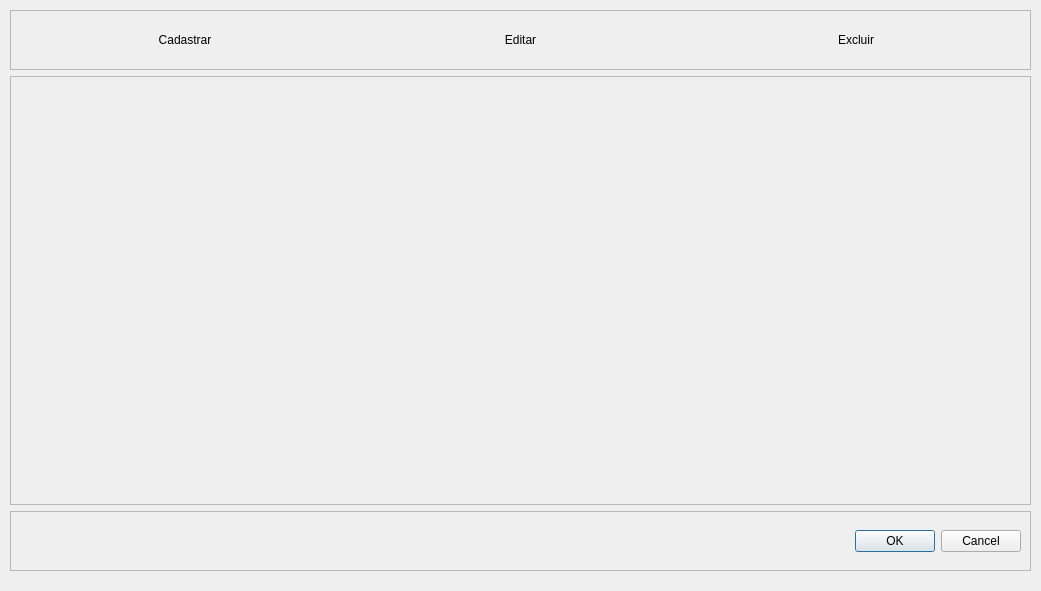
Above: Resources/UI/CadastroPadrao.ui from Klubas/Projeto-SOAD before the change. Below: the same form after it.
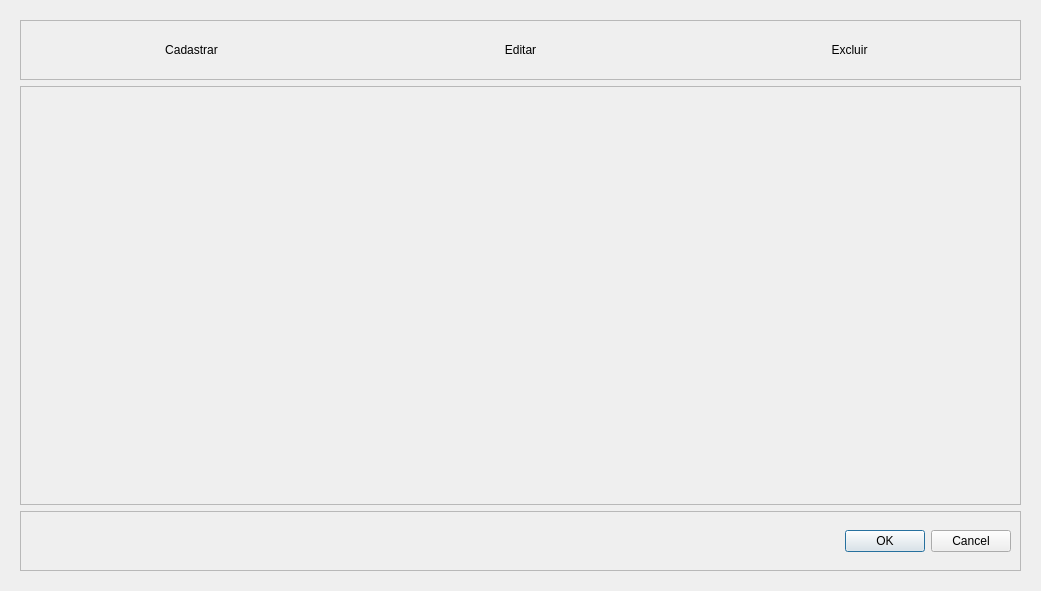
That is the form after the change.

Commit message: - ajust no closeEvent da aplicação - interface de cadastro

```diff
--- a/Resources/UI/CadastroPadrao.ui
+++ b/Resources/UI/CadastroPadrao.ui
@@ -22,15 +22,9 @@
   <property name="windowTitle">
    <string>Cadastro - </string>
   </property>
+  <layout class="QGridLayout" name="gridLayout_5">
+   <item row="0" column="0">
   <widget class="QWidget" name="widget" native="true">
-   <property name="geometry">
-    <rect>
-     <x>10</x>
-     <y>10</y>
-     <width>1021</width>
-     <height>561</height>
-    </rect>
-   </property>
    <layout class="QGridLayout" name="gridLayout_4">
     <item row="0" column="0">
      <layout class="QVBoxLayout" name="verticalLayout">
@@ -152,6 +146,8 @@
     </item>
    </layout>
   </widget>
+   </item>
+  </layout>
  </widget>
  <resources/>
  <connections/>
```
Lines whose indentation alone changed are shown as unchanged. The commit also changes 27 other files.
